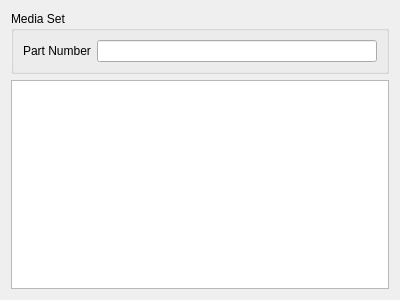
hirah2205/ARINC-665, file arinc665_qt/media/MediaSetWidget.ui: the form before one commit.
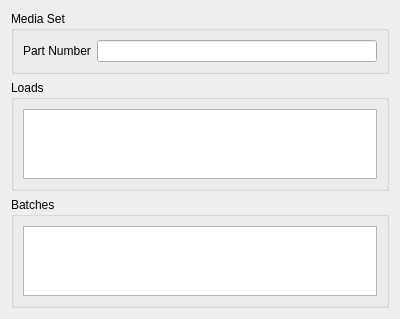
The form after the commit.

Commit message:
Update Media QT Implementation
Add loads and batches to media set view.
Use smart pointers.

Patch:
```diff
--- a/arinc665_qt/media/MediaSetWidget.ui
+++ b/arinc665_qt/media/MediaSetWidget.ui
@@ -37,7 +37,60 @@
     </widget>
    </item>
    <item>
-    <widget class="QListView" name="listView"/>
+    <widget class="QGroupBox" name="gbLoads">
+     <property name="title">
+      <string>Loads</string>
+     </property>
+     <layout class="QVBoxLayout" name="verticalLayout_2">
+      <item>
+       <widget class="QTableView" name="loads">
+        <property name="alternatingRowColors">
+         <bool>true</bool>
+        </property>
+        <property name="selectionMode">
+         <enum>QAbstractItemView::NoSelection</enum>
+        </property>
+        <property name="selectionBehavior">
+         <enum>QAbstractItemView::SelectRows</enum>
+        </property>
+        <attribute name="horizontalHeaderStretchLastSection">
+         <bool>true</bool>
+        </attribute>
+        <attribute name="verticalHeaderVisible">
+         <bool>false</bool>
+        </attribute>
+       </widget>
+      </item>
+     </layout>
+    </widget>
+   </item>
+   <item>
+    <widget class="QGroupBox" name="gbBatches">
+     <property name="title">
+      <string>Batches</string>
+     </property>
+     <layout class="QVBoxLayout" name="verticalLayout_3">
+      <item>
+       <widget class="QTableView" name="batches">
+        <property name="alternatingRowColors">
+         <bool>true</bool>
+        </property>
+        <property name="selectionMode">
+         <enum>QAbstractItemView::NoSelection</enum>
+        </property>
+        <property name="selectionBehavior">
+         <enum>QAbstractItemView::SelectRows</enum>
+        </property>
+        <attribute name="horizontalHeaderStretchLastSection">
+         <bool>true</bool>
+        </attribute>
+        <attribute name="verticalHeaderVisible">
+         <bool>false</bool>
+        </attribute>
+       </widget>
+      </item>
+     </layout>
+    </widget>
    </item>
   </layout>
  </widget>
```
Left out of the diff: 8 changed lines with no effect on the pictures. The commit also changes 9 other files.
